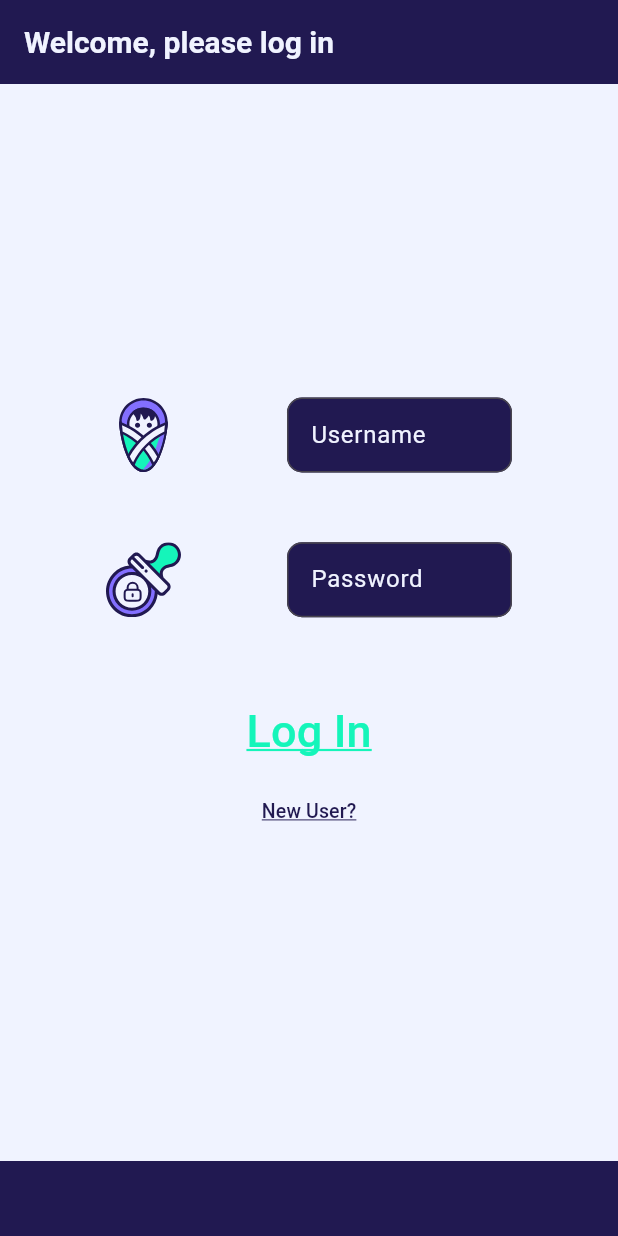
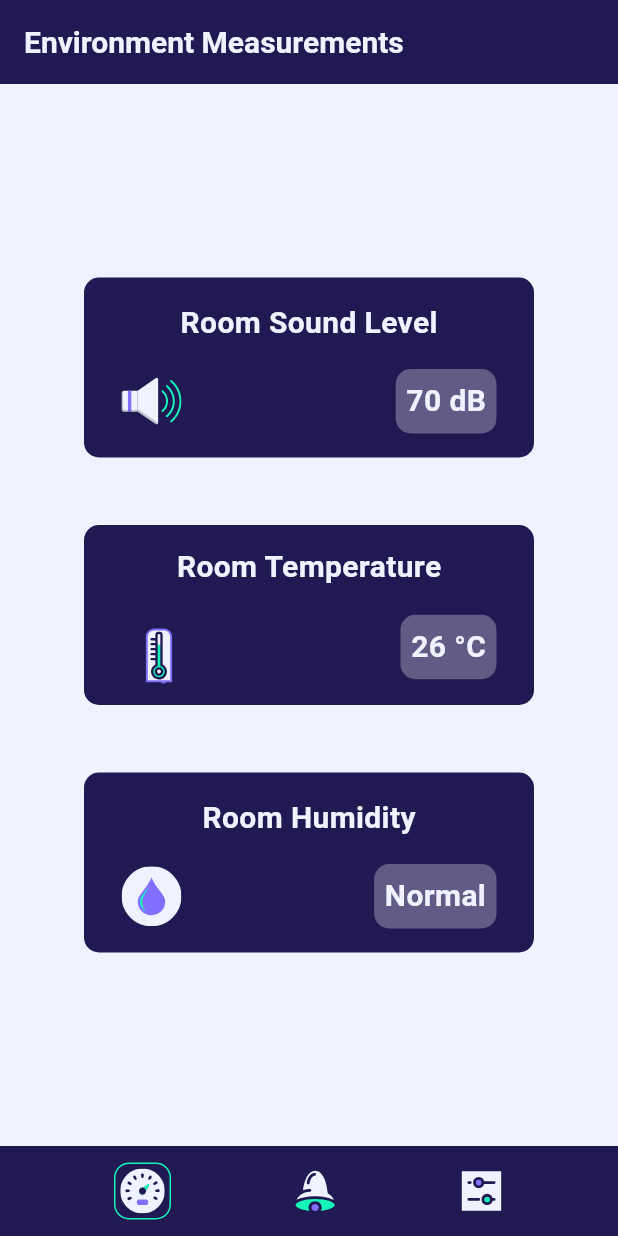
Before and after one commit to LordStacker/mobile_exam, a Flutter app: the screen it shows after launch, on a phone screen of 412 x 824 dp. Run offline on Flutter 3.47's test engine with Material 3 defaults, Android fonts, the light colour scheme and no system bars; our stand-ins replace flutter_svg.

Commit message:
finished measurement page

```diff
--- a/lib/main.dart
+++ b/lib/main.dart
@@ -1,6 +1,7 @@
 import 'package:flutter/material.dart';
 import 'views/login.dart';
+import 'views/measurements.dart';
 
 void main()  => runApp(MaterialApp(
-  home: Login(),
+  home: Measurements(),
 ));
--- a/lib/views/measurements.dart
+++ b/lib/views/measurements.dart
@@ -0,0 +1,228 @@
+import 'package:flutter/material.dart';
+import 'package:flutter_svg/flutter_svg.dart';
+
+class Measurements extends StatelessWidget {
+  const Measurements({super.key});
+
+  @override
+  Widget build(BuildContext context) {
+    return Scaffold(
+      backgroundColor: Color(0xffF0F3FF),
+      appBar: AppBar(
+          backgroundColor: Color(0xff211951),
+          title: Text('Environment Measurements'),
+          titleTextStyle: TextStyle(
+            fontSize: 20,
+            fontWeight: FontWeight.bold,
+            color: Color(0xffF0F3FF),
+          )
+      ),
+      body: Center(
+        child: Column(
+          mainAxisAlignment: MainAxisAlignment.center,
+          children: <Widget>[
+            Container(
+              height: 450,
+              child: Column(
+                  mainAxisAlignment: MainAxisAlignment.spaceBetween,
+                  children: <Widget>[
+                    Container(
+                      height: 120,
+                      width: 300,
+                      decoration: BoxDecoration(
+                        color: Color(0xff211951),
+                        borderRadius: BorderRadius.circular(10),
+                      ),
+                      child:
+                        Column(
+                          mainAxisAlignment: MainAxisAlignment.spaceEvenly,
+                          children: <Widget>[
+                            Text(
+                              'Room Sound Level',
+                              style: TextStyle(
+                                fontSize: 20,
+                                fontWeight: FontWeight.bold,
+                                color: Color(0xffF0F3FF),
+                              ),
+                            ),
+
+                            Container(
+                              width: 250,
+                              child: Row(
+                                mainAxisAlignment: MainAxisAlignment.spaceBetween,
+                                children: <Widget>[
+                                  SvgPicture.asset(
+                                    'assets/svgs/volume.svg',
+                                    width: 40,
+                                    height: 40,
+                                  ),
+                                  Container(
+                                    padding: EdgeInsets.all(7),
+                                    decoration: BoxDecoration(
+                                      color: Color(0xff615B85),
+                                      borderRadius: BorderRadius.circular(10),
+                                    ),
+                                    child: Text(
+                                      '70 dB',
+                                      style: TextStyle(
+                                        fontSize: 20,
+                                        fontWeight: FontWeight.bold,
+                                        color: Color(0xffF0F3FF),
+                                      ),
+                                    ),
+                                  ),
+                                ],
+                              ),
+                            )
+                          ]
+                        ),
+                    ),
+                    Container(
+                      height: 120,
+                      width: 300,
+                      decoration: BoxDecoration(
+                        color: Color(0xff211951),
+                        borderRadius: BorderRadius.circular(10),
+                      ),
+                      child:
+                      Column(
+                          mainAxisAlignment: MainAxisAlignment.spaceEvenly,
+                          children: <Widget>[
+                            Text(
+                              'Room Temperature',
+                              style: TextStyle(
+                                fontSize: 20,
+                                fontWeight: FontWeight.bold,
+                                color: Color(0xffF0F3FF),
+                              ),
+                            ),
+
+                            Container(
+                              width: 250,
+                              child: Row(
+                                mainAxisAlignment: MainAxisAlignment.spaceBetween,
+                                children: <Widget>[
+                                  SvgPicture.asset(
+                                    'assets/svgs/Thermometer.svg',
+                                    width: 50,
+                                    height: 50,
+                                  ),
+                                  Container(
+                                    padding: EdgeInsets.all(7),
+                                    decoration: BoxDecoration(
+                                      color: Color(0xff615B85),
+                                      borderRadius: BorderRadius.circular(10),
+                                    ),
+                                    child: Text(
+                                      '26 °C',
+                                      style: TextStyle(
+                                        fontSize: 20,
+                                        fontWeight: FontWeight.bold,
+                                        color: Color(0xffF0F3FF),
+                                      ),
+                                    ),
+                                  ),
+                                ],
+                              ),
+                            )
+                          ]
+                      ),
+                    ),
+                    Container(
+                      height: 120,
+                      width: 300,
+                      decoration: BoxDecoration(
+                        color: Color(0xff211951),
+                        borderRadius: BorderRadius.circular(10),
+                      ),
+                      child:
+                      Column(
+                          mainAxisAlignment: MainAxisAlignment.spaceEvenly,
+                          children: <Widget>[
+                            Text(
+                              'Room Humidity',
+                              style: TextStyle(
+                                fontSize: 20,
+                                fontWeight: FontWeight.bold,
+                                color: Color(0xffF0F3FF),
+                              ),
+                            ),
+
+                            Container(
+                              width: 250,
+                              child: Row(
+                                mainAxisAlignment: MainAxisAlignment.spaceBetween,
+                                children: <Widget>[
+                                  SvgPicture.asset(
+                                    'assets/svgs/Humidity.svg',
+                                    width: 40,
+                                    height: 40,
+                                  ),
+                                  Container(
+                                    padding: EdgeInsets.all(7),
+                                    decoration: BoxDecoration(
+                                      color: Color(0xff615B85),
+                                      borderRadius: BorderRadius.circular(10),
+                                    ),
+                                    child: Text(
+                                      'Normal',
+                                      style: TextStyle(
+                                        fontSize: 20,
+                                        fontWeight: FontWeight.bold,
+                                        color: Color(0xffF0F3FF),
+                                      ),
+                                    ),
+                                  ),
+                                ],
+                              ),
+                            )
+                          ]
+                      ),
+                    ),
+
+
+                  ]
+              ),
+            ),
+          ],
+        ),
+      ),
+      bottomNavigationBar: Container( // This is the footer
+        color: Color(0xff211951),
+        height: 60.0,
+        alignment: Alignment.center,
+        child: Row(
+          mainAxisAlignment: MainAxisAlignment.spaceEvenly,
+          children: <Widget>[
+            Container(
+              padding: EdgeInsets.all(3),
+              decoration: BoxDecoration(
+                borderRadius: BorderRadius.circular(10),
+                border: Border.all(
+                  color: Color(0xff15F5BA),
+                  width: 1,
+                ),
+              ),
+              child: SvgPicture.asset(
+                'assets/svgs/meter.svg',
+                width: 30,
+                height: 30,
+              ),
+            ),
+            SvgPicture.asset(
+              'assets/svgs/Bell.svg',
+              width: 40,
+              height: 40,
+            ),
+            SvgPicture.asset(
+              'assets/svgs/Settings.svg',
+              width: 30,
+              height: 30,
+            ),
+          ],
+        )
+
+      ),
+    );
+  }
+}
--- a/pubspec.yaml
+++ b/pubspec.yaml
@@ -64,6 +64,7 @@ flutter:
     - assets/svgs/user.svg
     - assets/svgs/Pacifier.svg
     - assets/svgs/Monitor.svg
+    - assets/svgs/
 
   # An image asset can refer to one or more resolution-specific "variants", see
   # https://flutter.dev/assets-and-images/#resolution-aware
```
Also changed, not shown: assets/svgs/Bell.svg (added), assets/svgs/Humidity.svg (added), assets/svgs/Settings.svg (added), assets/svgs/Thermometer.svg (added), assets/svgs/meter.svg (added), assets/svgs/volume.svg (added).
